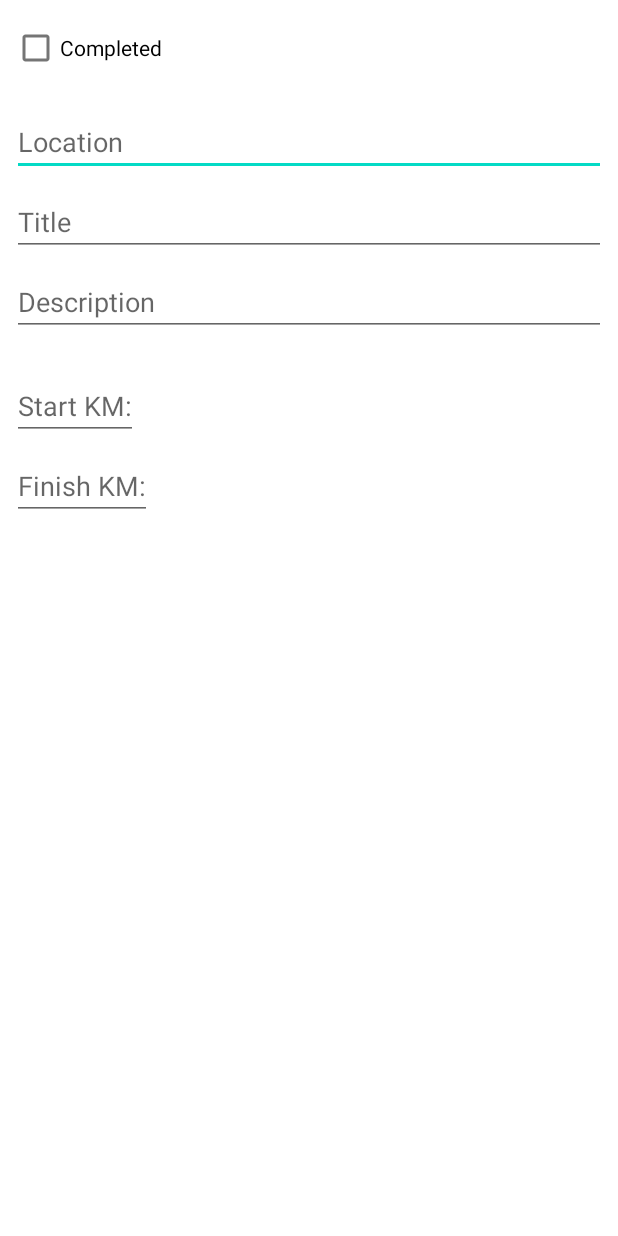
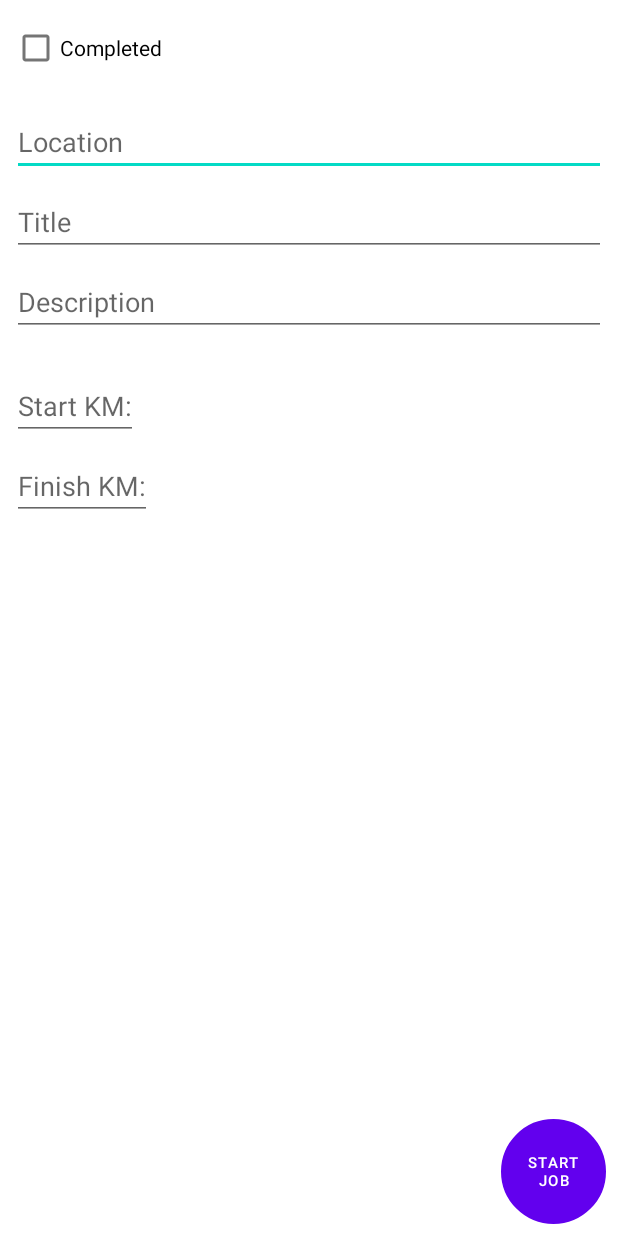
Before and after one commit to DurbinDevs/Tradie-Diary, an Android app: the layout add_edit_job_fragment.xml on its own in the app's theme, with its tools: preview values and no code run, on a phone screen of 412 x 824 dp. Run offline under Robolectric (Android 15) with nearby library versions, the phone set to English and light mode, and no system bars.

Commit message:
Added edit logic

```diff
--- a/app/build.gradle
+++ b/app/build.gradle
@@ -48,8 +48,10 @@ dependencies {
     implementation 'androidx.appcompat:appcompat:1.2.0'
     implementation 'com.google.android.material:material:1.3.0'
     implementation 'androidx.constraintlayout:constraintlayout:2.0.4'
-    implementation 'androidx.navigation:navigation-fragment-ktx:2.3.4'
-    implementation 'androidx.navigation:navigation-ui-ktx:2.3.4'
+    implementation 'androidx.navigation:navigation-fragment-ktx:2.3.5'
+    implementation 'androidx.navigation:navigation-ui-ktx:2.3.5'
+    implementation 'androidx.fragment:fragment-ktx:1.3.2'
+    debugImplementation 'androidx.fragment:fragment-testing:1.3.2'
     testImplementation 'junit:junit:4.13.2'
     androidTestImplementation 'androidx.test.ext:junit:1.1.2'
     androidTestImplementation 'androidx.test.espresso:espresso-core:3.3.0'
--- a/app/src/main/AndroidManifest.xml
+++ b/app/src/main/AndroidManifest.xml
@@ -10,7 +10,8 @@
         android:roundIcon="@mipmap/ic_launcher_round"
         android:supportsRtl="true"
         android:theme="@style/Theme.TradieDiary">
-        <activity android:name=".JobActivity">
+        <activity android:name=".JobActivity"
+            android:windowSoftInputMode="adjustResize">
             <intent-filter>
                 <action android:name="android.intent.action.MAIN" />
 
--- /dev/null
+++ b/app/src/main/java/com/durbindevs/tradiediary/util/Utils.kt
@@ -0,0 +1,4 @@
+package com.durbindevs.tradiediary.util
+// turn statement into expression
+val <T> T.exhaustive: T
+    get() = this
--- a/app/src/main/res/layout/edit_job_fragment.xml
+++ b/app/src/main/res/layout/add_edit_job_fragment.xml
@@ -4,10 +4,11 @@
     xmlns:app="http://schemas.android.com/apk/res-auto"
     xmlns:tools="http://schemas.android.com/tools"
     android:layout_width="match_parent"
-    android:layout_height="match_parent">
+    android:layout_height="match_parent"
+    tools:context="ui.fragments.AddEditJobFragment">
 
     <CheckBox
-        android:id="@+id/isCompleted"
+        android:id="@+id/cb_isCompleted"
         android:layout_width="wrap_content"
         android:layout_height="wrap_content"
         android:layout_marginStart="8dp"
@@ -17,7 +18,7 @@
         app:layout_constraintTop_toTopOf="parent" />
 
     <EditText
-        android:id="@+id/locationEdit"
+        android:id="@+id/etLocation"
         android:layout_width="0dp"
         android:layout_height="wrap_content"
         android:layout_marginStart="8dp"
@@ -29,24 +30,24 @@
         app:layout_constraintEnd_toEndOf="parent"
         app:layout_constraintHorizontal_bias="0.0"
         app:layout_constraintStart_toStartOf="parent"
-        app:layout_constraintTop_toBottomOf="@+id/isCompleted"
+        app:layout_constraintTop_toBottomOf="@+id/cb_isCompleted"
         android:autofillHints="" />
 
     <EditText
-        android:id="@+id/titleEdit"
+        android:id="@+id/etTitle"
         android:layout_width="0dp"
         android:layout_height="wrap_content"
         android:layout_marginTop="8dp"
         android:ems="10"
         android:hint="@string/title"
         android:inputType="text"
-        app:layout_constraintEnd_toEndOf="@+id/locationEdit"
-        app:layout_constraintStart_toStartOf="@+id/locationEdit"
-        app:layout_constraintTop_toBottomOf="@+id/locationEdit"
+        app:layout_constraintEnd_toEndOf="@+id/etLocation"
+        app:layout_constraintStart_toStartOf="@+id/etLocation"
+        app:layout_constraintTop_toBottomOf="@+id/etLocation"
         android:autofillHints="" />
 
     <EditText
-        android:id="@+id/descEdit"
+        android:id="@+id/etJobDescription"
         android:layout_width="0dp"
         android:layout_height="wrap_content"
         android:layout_marginTop="8dp"
@@ -54,32 +55,44 @@
         android:ems="10"
         android:hint="@string/description"
         android:inputType="text"
-        app:layout_constraintEnd_toEndOf="@+id/titleEdit"
-        app:layout_constraintStart_toStartOf="@+id/titleEdit"
-        app:layout_constraintTop_toBottomOf="@+id/titleEdit" />
+        app:layout_constraintEnd_toEndOf="@+id/etTitle"
+        app:layout_constraintStart_toStartOf="@+id/etTitle"
+        app:layout_constraintTop_toBottomOf="@+id/etTitle" />
 
     <EditText
-        android:id="@+id/editStartKm"
+        android:id="@+id/etStartKm"
         android:layout_width="wrap_content"
         android:layout_height="wrap_content"
         android:layout_marginTop="24dp"
         android:hint="@string/start_km"
         android:inputType="number"
         android:textAppearance="@style/TextAppearance.AppCompat.Medium"
-        app:layout_constraintStart_toStartOf="@+id/descEdit"
-        app:layout_constraintTop_toBottomOf="@+id/descEdit"
+        app:layout_constraintStart_toStartOf="@+id/etJobDescription"
+        app:layout_constraintTop_toBottomOf="@+id/etJobDescription"
         android:importantForAutofill="no" />
 
     <EditText
-        android:id="@+id/editFinishKm"
+        android:id="@+id/etFinishKm"
         android:layout_width="wrap_content"
         android:layout_height="wrap_content"
         android:layout_marginTop="8dp"
         android:hint="@string/finish_km"
         android:inputType="number"
         android:textAppearance="@style/TextAppearance.AppCompat.Medium"
-        app:layout_constraintStart_toStartOf="@+id/editStartKm"
-        app:layout_constraintTop_toBottomOf="@+id/editStartKm"
+        app:layout_constraintStart_toStartOf="@+id/etStartKm"
+        app:layout_constraintTop_toBottomOf="@+id/etStartKm"
         android:importantForAutofill="no" />
 
+    <Button
+        android:id="@+id/btStartJob"
+        android:layout_width="70dp"
+        android:layout_height="70dp"
+        android:layout_marginEnd="8dp"
+        android:layout_marginBottom="8dp"
+        android:background="@drawable/circle_shape"
+        android:text="@string/start_job"
+        android:textSize="10sp"
+        app:layout_constraintBottom_toBottomOf="parent"
+        app:layout_constraintEnd_toEndOf="parent" />
+
 </androidx.constraintlayout.widget.ConstraintLayout>
--- a/build.gradle
+++ b/build.gradle
@@ -11,7 +11,7 @@ buildscript {
     dependencies {
         def nav_version = "2.3.4"
         classpath "androidx.navigation:navigation-safe-args-gradle-plugin:$nav_version"
-        classpath "com.android.tools.build:gradle:4.1.3"
+        classpath 'com.android.tools.build:gradle:7.0.0-alpha10'
         classpath "org.jetbrains.kotlin:kotlin-gradle-plugin:$kotlin_version"
         classpath "com.google.dagger:hilt-android-gradle-plugin:$hiltVersion"
 
```
Also changed, not shown: app/src/main/java/com/durbindevs/tradiediary/JobActivity.kt (+17 -1 lines), app/src/main/java/com/durbindevs/tradiediary/ui/fragments/AddEditJobFragment.kt (added, +101 -0 lines), app/src/main/java/com/durbindevs/tradiediary/ui/fragments/AddJobFragment.kt (deleted, +0 -60 lines), app/src/main/java/com/durbindevs/tradiediary/ui/fragments/EditJobFragment.kt (+34 -34 lines), app/src/main/java/com/durbindevs/tradiediary/ui/fragments/JobListFragment.kt (+21 -3 lines), app/src/main/java/com/durbindevs/tradiediary/ui/viewmodels/AddEditTaskViewModel.kt (added, +107 -0 lines), app/src/main/java/com/durbindevs/tradiediary/ui/viewmodels/MainViewModel.kt (+38 -16 lines), app/src/main/res/navigation/nav_graph.xml (+13 -4 lines), gradle/wrapper/gradle-wrapper.properties.
